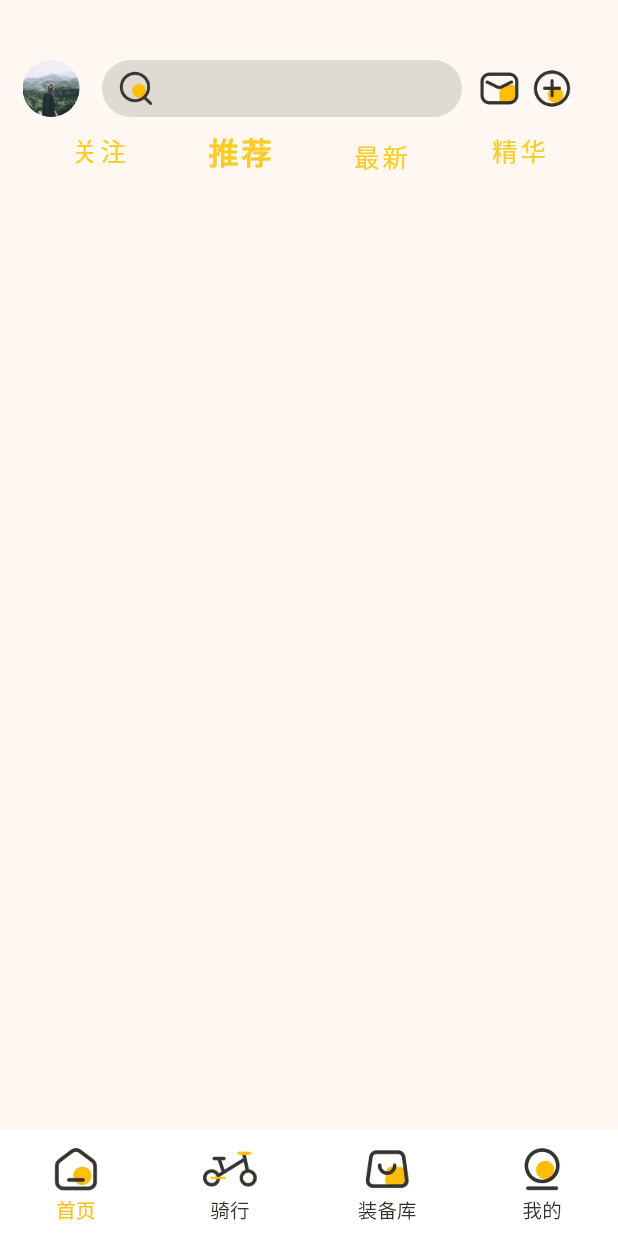
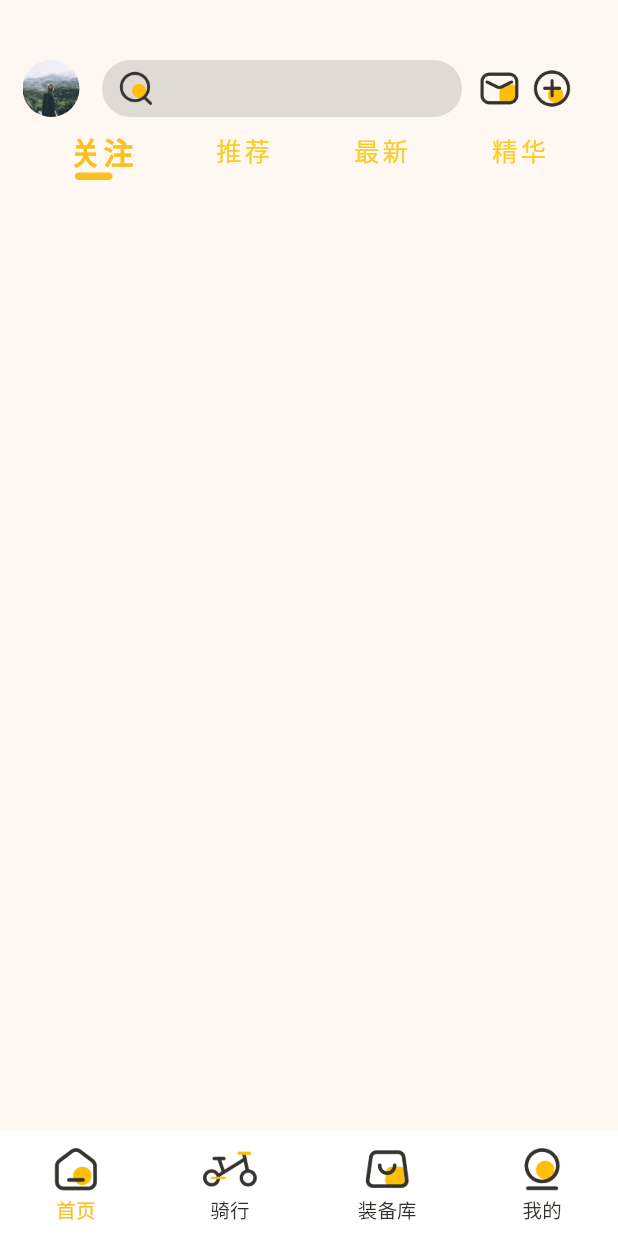
Before and after one commit to MixLin0423/dan, a Flutter app: the screen it shows after launch, item 2 of the bottom bar chosen, after a tap on "首页", after a tap on "关注", on a phone screen of 412 x 824 dp. Run offline on Flutter 3.47's test engine with Material 3 defaults, Android fonts, the light colour scheme and no system bars.

Commit message:
单骑 2024年4月28日 17:34:32

```diff
--- a/danqi/lib/4pages/home.dart
+++ b/danqi/lib/4pages/home.dart
@@ -1,13 +1,107 @@
 import 'package:flutter/material.dart';
-
-import '../main.dart';
+//import '../main.dart';
 
 class Home extends StatefulWidget {
+  const Home({super.key});
   @override
   State<StatefulWidget> createState() => HomeState();
 }
 
 class HomeState extends State<Home> {
+  double _Left = 140;
+  void _move(double left) {
+    setState(() {
+      _Left = left;
+    });
+  }
+
+  FontWeight _fontw1 = FontWeight.w300;
+  FontWeight _fontw2 = FontWeight.w600;
+  FontWeight _fontw3 = FontWeight.w300;
+  FontWeight _fontw4 = FontWeight.w300;
+  Color _fontc1=Color.fromRGBO(250,204, 42, 1);
+  Color _fontc2=Color.fromRGBO(250, 192, 31, 1);
+  Color _fontc3=Color.fromRGBO(250,204, 42, 1);
+  Color _fontc4=Color.fromRGBO(250,204, 42, 1);
+  double _fonts1=17;
+  double _fonts2=20;
+  double _fonts3=17;
+  double _fonts4=17;
+  void _font1(){
+    setState(() {
+      _fontw1 = FontWeight.w600;
+      _fontw2 = FontWeight.w300;
+      _fontw3 = FontWeight.w300;
+      _fontw4 = FontWeight.w300;
+
+      _fontc1=Color.fromRGBO(250,192 , 31, 1);
+      _fontc2=Color.fromRGBO(250,204, 42, 1);
+      _fontc3=Color.fromRGBO(250,204, 42, 1);
+      _fontc4=Color.fromRGBO(250,204, 42, 1);
+
+      _fonts1=20;
+      _fonts2=17;
+      _fonts3=17;
+      _fonts4=17;
+    });
+  }
+  void _font2(){
+    setState(() {
+      _fontw1 = FontWeight.w300;
+      _fontw2 = FontWeight.w600;
+      _fontw3 = FontWeight.w300;
+      _fontw4 = FontWeight.w300;
+
+      _fontc1=Color.fromRGBO(250,204, 42, 1);
+      _fontc2=Color.fromRGBO(250,192, 31, 1);
+      _fontc3=Color.fromRGBO(250,204, 42, 1);
+      _fontc4=Color.fromRGBO(250,204, 42, 1);
+
+      _fonts1=17;
+      _fonts2=20;
+      _fonts3=17;
+      _fonts4=17;
+    });
+  }
+  void _font3(){
+    setState(() {
+      _fontw1 = FontWeight.w300;
+      _fontw2 = FontWeight.w300;
+      _fontw3 = FontWeight.w600;
+      _fontw4 = FontWeight.w300;
+
+      _fontc1=Color.fromRGBO(250,204, 42, 1);
+      _fontc2=Color.fromRGBO(250,204, 42, 1);
+      _fontc3=Color.fromRGBO(250,192, 31, 1);
+      _fontc4=Color.fromRGBO(250,204, 42, 1);
+
+      _fonts1=17;
+      _fonts2=17;
+      _fonts3=20;
+      _fonts4=17;
+    });
+  }
+  void _font4(){
+    setState(() {
+      _fontw1 = FontWeight.w300;
+      _fontw2 = FontWeight.w300;
+      _fontw3 = FontWeight.w300;
+      _fontw4 = FontWeight.w600;
+
+      _fontc1=Color.fromRGBO(250,204, 42, 1);
+      _fontc2=Color.fromRGBO(250,204, 42, 1);
+      _fontc3=Color.fromRGBO(250,204, 42, 1);
+      _fontc4=Color.fromRGBO(250,192, 31, 1);
+
+      _fonts1=17;
+      _fonts2=17;
+      _fonts3=17;
+      _fonts4=20;
+    });
+  }
+
+
+
   @override
   Widget build(BuildContext context) {
     return Scaffold(
@@ -71,51 +165,37 @@ class HomeState extends State<Home> {
                     ],
                   ),
                 ),
+                Stack(
+                  alignment: Alignment.bottomCenter,
+                  children: [
                     Padding(
-                  padding: const EdgeInsets.symmetric(horizontal: 20,vertical: 5),
+                      padding: const EdgeInsets.symmetric(
+                          horizontal: 20, vertical: 5),
                       child: Row(
                         mainAxisAlignment: MainAxisAlignment.spaceAround,
-                    children: [
+                        children: <Widget>[
                           Container(
                             height: 40,
                             child: TextButton(
                               style: TextButton.styleFrom(
                                 alignment: Alignment.center,
                                 splashFactory: InkRipple.splashFactory,
-                            textStyle: TextStyle(fontSize: 17),
+                                textStyle: TextStyle(fontSize: _fonts1),
                                 shape: RoundedRectangleBorder(
                                     borderRadius: BorderRadius.circular(10)),
                               ),
-                          onPressed: () {},
-                          child: const Text(
+                              onPressed: () {
+                                _move(50);
+                                _font1();
+                              },
+                              child: Text(
                                 "关注",
                                 textAlign: TextAlign.left,
                                 style: TextStyle(
-                                color: Color.fromRGBO(250, 204, 42, 100),
-                                height: 1,
-                                letterSpacing: 2),
-                          ),
-                        ),
-                      ),
-                      Container(
-                        height: 40,
-                        child: TextButton(
-                          style: TextButton.styleFrom(
-                            alignment: Alignment.center,
-                            splashFactory: InkRipple.splashFactory,
-                            textStyle: TextStyle(fontSize: 20),
-                            shape: RoundedRectangleBorder(
-                                borderRadius: BorderRadius.circular(10)),
-                          ),
-                          onPressed: () {},
-                          child: const Text(
-                            "推荐",
-                            textAlign: TextAlign.left,
-                            style: TextStyle(
-                                color: Color.fromRGBO(250, 204, 42, 100),
+                                    color: _fontc1,
                                     height: 1,
                                     letterSpacing: 2,
-                              fontWeight: FontWeight.w600,
+                                  fontWeight: _fontw1,
                                 ),
                               ),
                             ),
@@ -126,19 +206,23 @@ class HomeState extends State<Home> {
                               style: TextButton.styleFrom(
                                 alignment: Alignment.center,
                                 splashFactory: InkRipple.splashFactory,
-                            textStyle: TextStyle(fontSize: 17),
+                                textStyle: TextStyle(fontSize: _fonts2),
                                 shape: RoundedRectangleBorder(
                                     borderRadius: BorderRadius.circular(10)),
                               ),
-                          onPressed: () {},
-                          child: const Text(
-                            "最新",
+                              onPressed: () {
+                                _move(140);
+                                _font2();
+                                },
+                              child: Text(
+                                "推荐",
                                 textAlign: TextAlign.left,
                                 style: TextStyle(
-                                color: Color.fromRGBO(250, 204, 42, 100),
-                                //height: 1,
-                                textBaseline: TextBaseline.alphabetic,
-                                letterSpacing: 2),
+                                  color: _fontc2,
+                                  height: 1,
+                                  letterSpacing: 2,
+                                  fontWeight: _fontw2,
+                                ),
                               ),
                             ),
                           ),
@@ -148,23 +232,71 @@ class HomeState extends State<Home> {
                               style: TextButton.styleFrom(
                                 alignment: Alignment.center,
                                 splashFactory: InkRipple.splashFactory,
-                            textStyle: TextStyle(fontSize: 17),
+                                textStyle: TextStyle(fontSize: _fonts3),
                                 shape: RoundedRectangleBorder(
                                     borderRadius: BorderRadius.circular(10)),
                               ),
-                          onPressed: () {},
-                          child: const Text(
+                              onPressed: () {
+                                _move(229);
+                                _font3();
+                                },
+                              child: Text(
+                                "最新",
+                                textAlign: TextAlign.left,
+                                style: TextStyle(
+                                    color: _fontc3,
+                                    height: 1,
+                                    textBaseline: TextBaseline.alphabetic,
+                                    letterSpacing: 2,
+                                  fontWeight: _fontw3,
+                                ),
+                              ),
+                            ),
+                          ),
+                          Container(
+                            height: 40,
+                            child: TextButton(
+                              style: TextButton.styleFrom(
+                                alignment: Alignment.center,
+                                splashFactory: InkRipple.splashFactory,
+                                textStyle: TextStyle(fontSize: _fonts4),
+                                shape: RoundedRectangleBorder(
+                                    borderRadius: BorderRadius.circular(10)),
+                              ),
+                              onPressed: () {
+                                _move(316);
+                                _font4();
+                                },
+                              child: Text(
                                 "精华",
                                 textAlign: TextAlign.left,
                                 style: TextStyle(
-                                color: Color.fromRGBO(250, 204, 42, 100),
+                                    color: _fontc4,
                                     height: 1,
-                                letterSpacing: 2),
+                                    letterSpacing: 2,
+                                  fontWeight: _fontw4,
+                                ),
                               ),
                             ),
                           ),
                         ],
                       ),
+                    ),
+                    AnimatedPositioned(
+                      duration: Duration(milliseconds: 300),
+                      curve: Curves.ease,
+                      bottom: 8,
+                      left: _Left,
+                      child: Container(
+                        decoration: BoxDecoration(
+                          color: Color.fromRGBO(250, 192, 31, 1),
+                          borderRadius: BorderRadius.circular(5),
+                        ),
+                        height: 5,
+                        width: 25,
+                      ),
+                    ),
+                  ],
                 ),
               ],
             ),
--- a/danqi/lib/main.dart
+++ b/danqi/lib/main.dart
@@ -15,7 +15,7 @@ class MyApp extends StatelessWidget {
   @override
   Widget build(BuildContext context) {
     return MaterialApp(
-      title: 'danqi',
+      title: '单骑',
       theme: ThemeData(
         colorScheme: ColorScheme.fromSeed(seedColor: Colors.amber),
         useMaterial3: true,
@@ -38,6 +38,44 @@ class _MyHomePageState extends State<MyHomePage> {
 
   var pageIndex=0;
   var pageList =[Home(),Ride(),zbk(),Mine()];
+
+  Color _Bfontc1=Color.fromRGBO(250,192, 31, 1);
+  Color _Bfontc2=Color.fromRGBO(51, 50, 45, 1);
+  Color _Bfontc3=Color.fromRGBO(51, 50, 45, 1);
+  Color _Bfontc4=Color.fromRGBO(51, 50, 45, 1);
+
+  void _Bfont1(){
+    setState(() {
+      _Bfontc1=Color.fromRGBO(250, 192, 31, 1);
+      _Bfontc2=Color.fromRGBO(51, 50, 45, 1);
+      _Bfontc3=Color.fromRGBO(51, 50, 45, 1);
+      _Bfontc4=Color.fromRGBO(51, 50, 45, 1);
+    });
+  }
+  void _Bfont2(){
+    setState(() {
+      _Bfontc1=Color.fromRGBO(51,50, 45, 1);
+      _Bfontc2=Color.fromRGBO(250, 192, 31, 1);
+      _Bfontc3=Color.fromRGBO(51, 50, 45, 1);
+      _Bfontc4=Color.fromRGBO(51, 50, 45, 1);
+    });
+  }
+  void _Bfont3(){
+    setState(() {
+      _Bfontc1=Color.fromRGBO(51,50, 45, 1);
+      _Bfontc2=Color.fromRGBO(51, 50, 45, 1);
+      _Bfontc3=Color.fromRGBO(250, 192, 31, 1);
+      _Bfontc4=Color.fromRGBO(51, 50, 45, 1);
+    });
+  }
+  void _Bfont4(){
+    setState(() {
+      _Bfontc1=Color.fromRGBO(51,50, 45, 1);
+      _Bfontc2=Color.fromRGBO(51, 50, 45, 1);
+      _Bfontc3=Color.fromRGBO(51, 50, 45, 1);
+      _Bfontc4=Color.fromRGBO(250, 192, 31, 1);
+    });
+  }
 
 
   @override
@@ -73,6 +111,7 @@ class _MyHomePageState extends State<MyHomePage> {
                     pageIndex=0;
                     setState(() {
                     });
+                    _Bfont1();
                   },
                   child: Column(
                     mainAxisAlignment: MainAxisAlignment.center,
@@ -84,7 +123,7 @@ class _MyHomePageState extends State<MyHomePage> {
                       ),
                       Text(
                         '首页',
-                        style: TextStyle(color: Color.fromRGBO(250, 192, 31, 1), fontSize: 13),
+                        style: TextStyle(color: _Bfontc1, fontSize: 13),
                       ),
                     ],
                   ),
@@ -105,6 +144,7 @@ class _MyHomePageState extends State<MyHomePage> {
                     pageIndex=1;
                     setState(() {
                     });
+                    _Bfont2();
                   },
                   child:  Column(
                     mainAxisAlignment: MainAxisAlignment.center,
@@ -116,7 +156,7 @@ class _MyHomePageState extends State<MyHomePage> {
                       ),
                       Text(
                         '骑行',
-                        style: TextStyle(color: Color.fromRGBO(51, 50, 45, 1), fontSize: 13),
+                        style: TextStyle(color: _Bfontc2, fontSize: 13),
                       ),
                     ],
                   ),
@@ -137,6 +177,7 @@ class _MyHomePageState extends State<MyHomePage> {
                     pageIndex=2;
                     setState(() {
                     });
+                    _Bfont3();
                   },
                   child: Column(
                     mainAxisAlignment: MainAxisAlignment.center,
@@ -148,7 +189,7 @@ class _MyHomePageState extends State<MyHomePage> {
                       ),
                       Text(
                         '装备库',
-                        style: TextStyle(color: Color.fromRGBO(51, 50, 45, 1), fontSize: 13),
+                        style: TextStyle(color: _Bfontc3, fontSize: 13),
                       ),
                     ],
                   ),
@@ -169,6 +210,7 @@ class _MyHomePageState extends State<MyHomePage> {
                     pageIndex=3;
                     setState(() {
                     });
+                    _Bfont4();
 /*                    Navigator.pushReplacement(
                       context,
                       MaterialPageRoute(builder: (context) => Mine()),
@@ -184,7 +226,7 @@ class _MyHomePageState extends State<MyHomePage> {
                       ),
                       Text(
                         '我的',
-                        style: TextStyle(color: Color.fromRGBO(51, 50, 45, 1), fontSize: 13),
+                        style: TextStyle(color:_Bfontc4, fontSize: 13),
                       ),
                     ],
                   ),
```
Also changed, not shown: 1 other file. Lines whose indentation alone changed are shown as unchanged.
